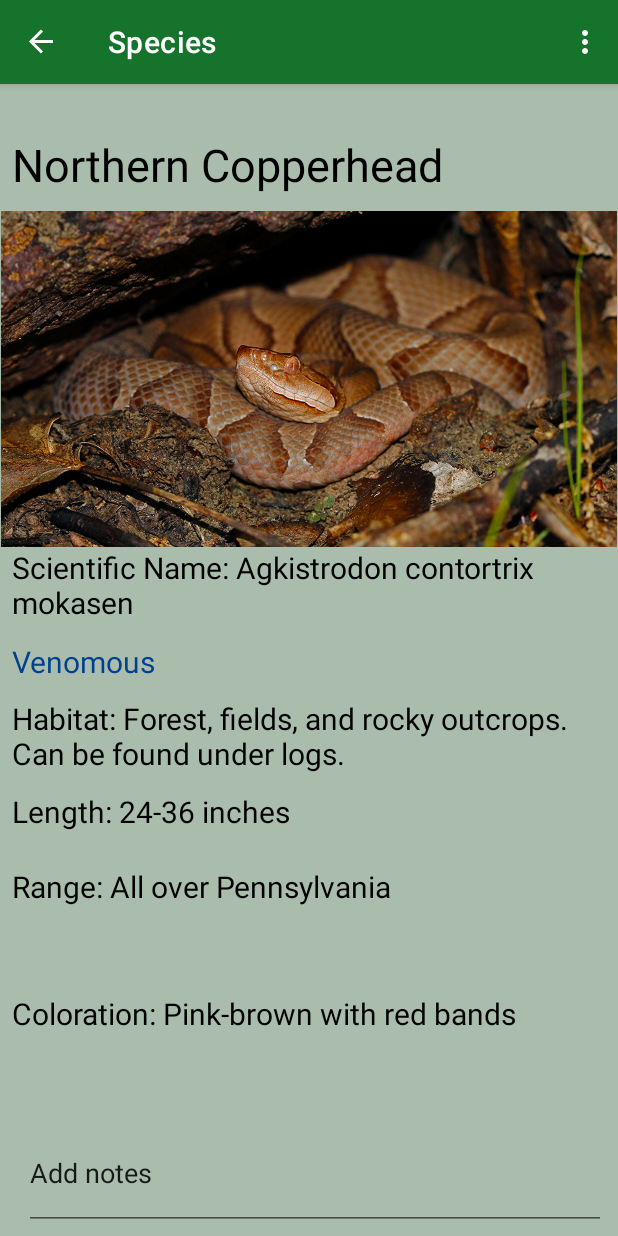
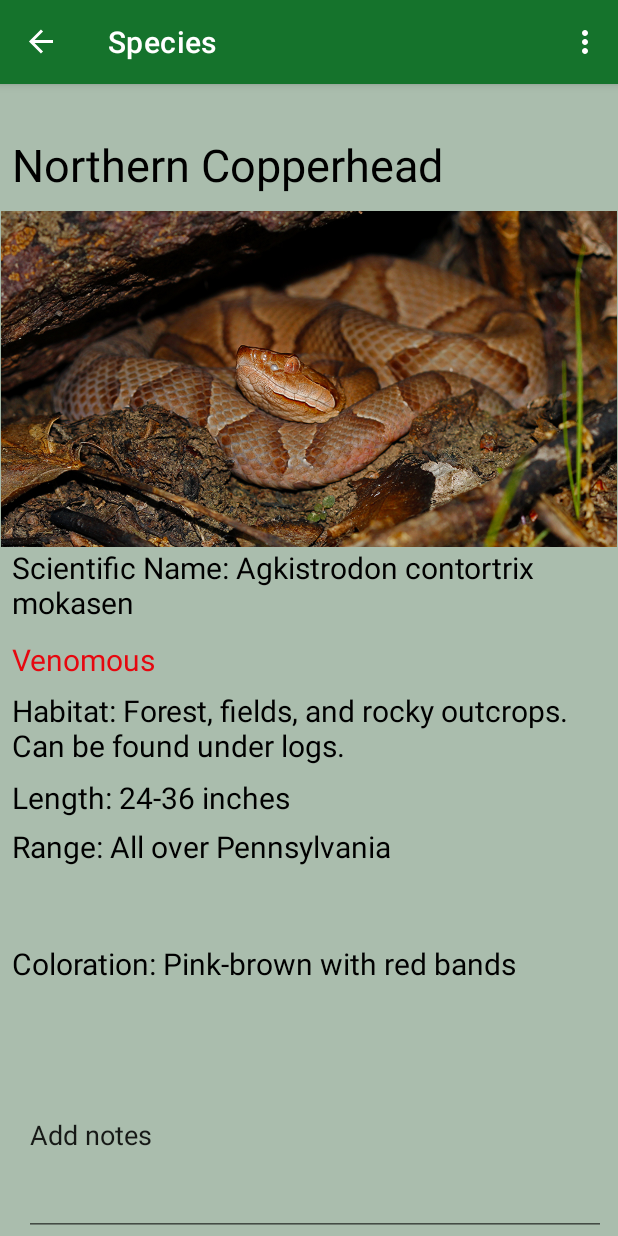
Before and after one commit to jcoyne8/HerPAtology, an Android app: the EncyclopediaFragment screen opened through its navigation route, after a tap on an icon or button, on a phone screen of 412 x 824 dp. Run offline under Robolectric (Android 15) with nearby library versions, the phone set to English and light mode, and no system bars; our stand-ins replace Room's generated code, navigation-ui; Roboto replaces fonts that are not available here.

Commit message:
Changed spacing of some text to better align with different devices, made "venomous" text more responsive to data in database

```diff
--- a/app/src/main/java/com/jcoynemobile/herpatology/SpeciesFragment.kt
+++ b/app/src/main/java/com/jcoynemobile/herpatology/SpeciesFragment.kt
@@ -1,5 +1,6 @@
 package com.jcoynemobile.herpatology
 
+import android.graphics.Color
 import android.os.Bundle
 import android.util.Log
 import androidx.fragment.app.Fragment
@@ -83,6 +84,10 @@ class SpeciesFragment : Fragment() {
         colorView.setText(coloration)
         notesView.setText(notes)
 
+        if (venomous == "Venomous") {
+            venomView.setTextColor(Color.parseColor("#E6070F"))
+        }
+
 
         notesView.doOnTextChanged { text, _, _, _ ->
             viewLifecycleOwner.lifecycleScope.launch {
--- a/app/src/main/res/layout/fragment_encyclopedia.xml
+++ b/app/src/main/res/layout/fragment_encyclopedia.xml
@@ -23,12 +23,11 @@
         android:id="@+id/encyclopedia_name"
         android:layout_width="wrap_content"
         android:layout_height="wrap_content"
-        android:layout_marginBottom="600dp"
         android:fontFamily="@font/kavivanar"
         android:text="Encyclopedia"
         android:textColor="#000000"
         android:textSize="45dp"
-        app:layout_constraintBottom_toBottomOf="@+id/encyclopedia_recycler_view"
+        app:layout_constraintBottom_toTopOf="@+id/encyclopedia_recycler_view"
         app:layout_constraintEnd_toEndOf="parent"
         app:layout_constraintStart_toStartOf="parent"
         app:layout_constraintTop_toTopOf="parent" />
--- a/app/src/main/res/layout/fragment_species.xml
+++ b/app/src/main/res/layout/fragment_species.xml
@@ -63,7 +63,8 @@
         app:layout_constraintEnd_toEndOf="parent"
         app:layout_constraintHorizontal_bias="0.0"
         app:layout_constraintStart_toStartOf="parent"
-        app:layout_constraintTop_toTopOf="parent" />
+        app:layout_constraintTop_toTopOf="parent"
+        app:layout_constraintVertical_bias="0.499" />
 
     <TextView
         android:id="@+id/speciesHabitat"
@@ -79,7 +80,8 @@
         app:layout_constraintEnd_toEndOf="parent"
         app:layout_constraintHorizontal_bias="0.0"
         app:layout_constraintStart_toStartOf="parent"
-        app:layout_constraintTop_toTopOf="parent" />
+        app:layout_constraintTop_toTopOf="parent"
+        app:layout_constraintVertical_bias="0.491" />
 
     <TextView
         android:id="@+id/speciesLength"
@@ -95,7 +97,8 @@
         app:layout_constraintEnd_toEndOf="parent"
         app:layout_constraintHorizontal_bias="0.0"
         app:layout_constraintStart_toStartOf="parent"
-        app:layout_constraintTop_toTopOf="parent" />
+        app:layout_constraintTop_toTopOf="parent"
+        app:layout_constraintVertical_bias="0.483" />
 
     <TextView
         android:id="@+id/speciesRange"
@@ -109,9 +112,10 @@
         android:textSize="20dp"
         app:layout_constraintBottom_toBottomOf="parent"
         app:layout_constraintEnd_toEndOf="parent"
-        app:layout_constraintHorizontal_bias="1.0"
+        app:layout_constraintHorizontal_bias="0.0"
         app:layout_constraintStart_toStartOf="parent"
-        app:layout_constraintTop_toTopOf="parent" />
+        app:layout_constraintTop_toTopOf="parent"
+        app:layout_constraintVertical_bias="0.425" />
 
     <TextView
         android:id="@+id/speciesColor"
@@ -127,22 +131,26 @@
         app:layout_constraintEnd_toEndOf="parent"
         app:layout_constraintHorizontal_bias="0.0"
         app:layout_constraintStart_toStartOf="parent"
-        app:layout_constraintTop_toTopOf="parent" />
+        app:layout_constraintTop_toTopOf="parent"
+        app:layout_constraintVertical_bias="0.319" />
 
     <EditText
         android:id="@+id/speciesNotes"
         android:layout_width="match_parent"
-        android:layout_height="75dp"
+        android:layout_height="90dp"
         android:layout_marginStart="16dp"
         android:layout_marginTop="684dp"
         android:layout_marginEnd="8dp"
         android:ems="10"
+        android:gravity="top"
         android:inputType="textPersonName|textMultiLine"
         android:text="Notes"
         app:layout_constraintBottom_toBottomOf="parent"
         app:layout_constraintEnd_toEndOf="parent"
+        app:layout_constraintHorizontal_bias="0.0"
         app:layout_constraintStart_toStartOf="parent"
-        app:layout_constraintTop_toTopOf="parent" />
+        app:layout_constraintTop_toTopOf="parent"
+        app:layout_constraintVertical_bias="1.0" />
 
 
 </androidx.constraintlayout.widget.ConstraintLayout>
```
